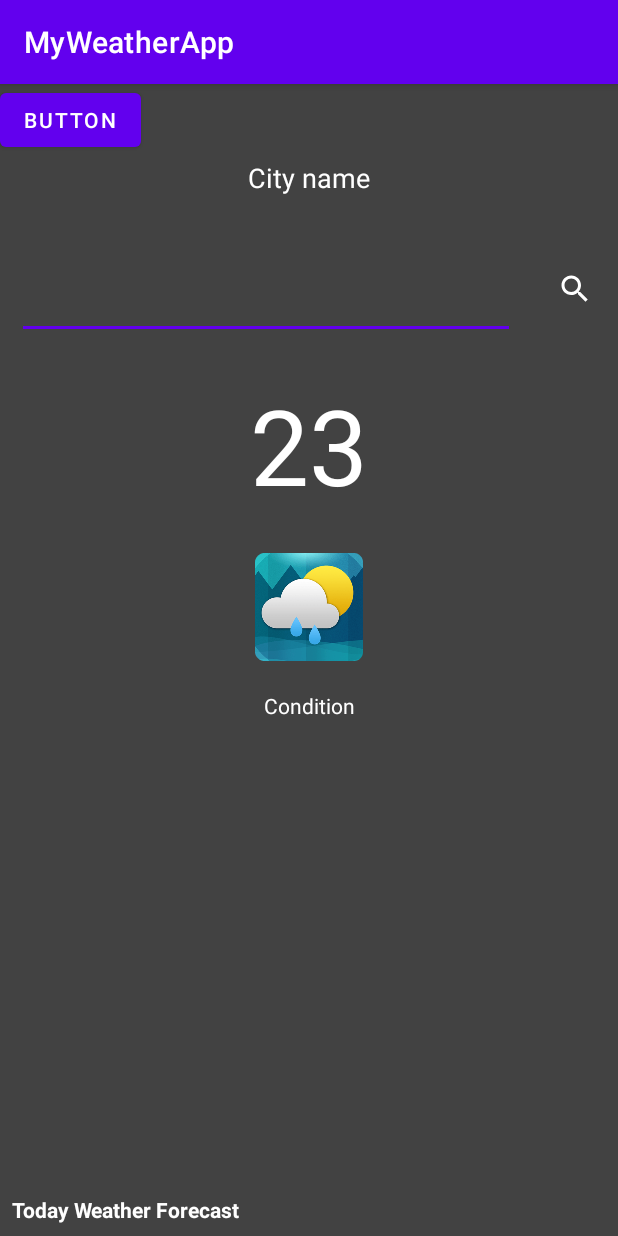
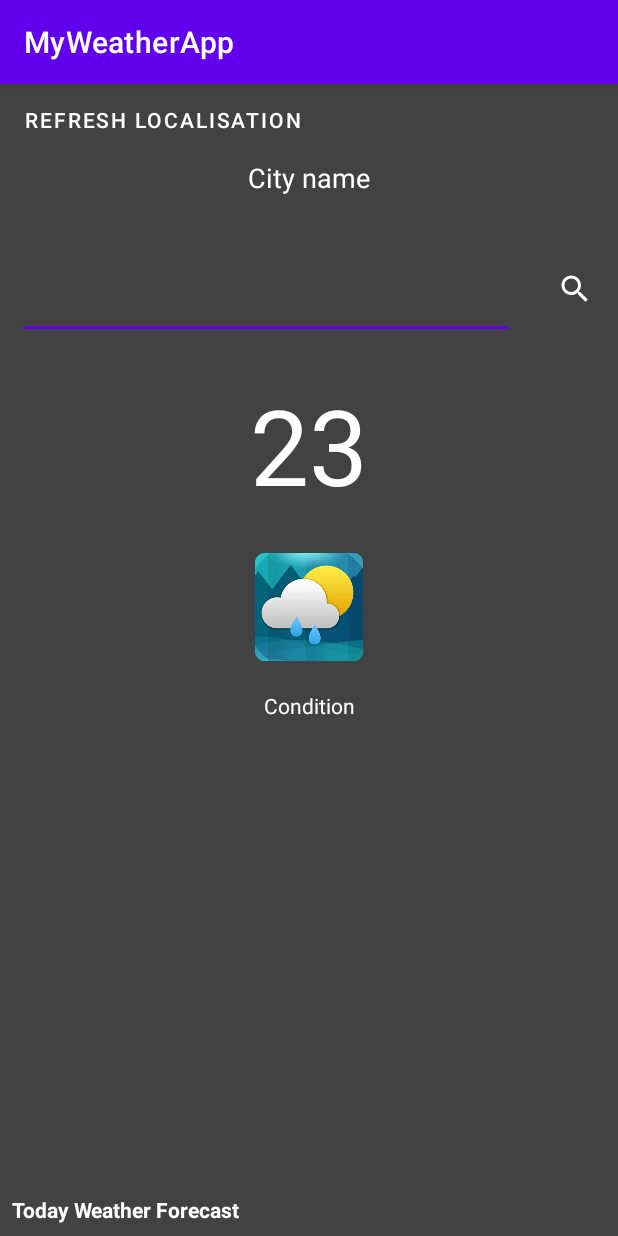
Before and after one commit to DimitriRomano/WidgetMeteo, an Android app: the screen it shows after launch (MainActivity), on a phone screen of 412 x 824 dp. Run offline under Robolectric (Android 15) with nearby library versions, the phone set to English and light mode, and no system bars; our stand-ins replace Picasso, Volley; pictures from the network do not load.

Commit message:
activity and localisation ( check if button localisation is open )

```diff
--- a/app/build.gradle
+++ b/app/build.gradle
@@ -39,6 +39,7 @@ dependencies {
     implementation 'androidx.constraintlayout:constraintlayout:2.1.2'
     implementation 'androidx.navigation:navigation-fragment:2.3.5'
     implementation 'androidx.navigation:navigation-ui:2.3.5'
+    implementation 'androidx.navigation:navigation-runtime:2.3.5'
     testImplementation 'junit:junit:4.+'
     androidTestImplementation 'androidx.test.ext:junit:1.1.3'
     androidTestImplementation 'androidx.test.espresso:espresso-core:3.4.0'
--- a/app/src/main/java/com/romano/dimitri/myweatherapp/MainActivity.java
+++ b/app/src/main/java/com/romano/dimitri/myweatherapp/MainActivity.java
@@ -6,17 +6,22 @@ import androidx.core.content.ContextCompat;
 
 
 import android.Manifest;
+import android.app.AlertDialog;
 import android.content.Context;
 import android.content.ContextWrapper;
+import android.content.DialogInterface;
+import android.content.Intent;
 import android.content.SharedPreferences;
 import android.content.pm.PackageManager;
 import android.graphics.Bitmap;
 import android.graphics.drawable.BitmapDrawable;
 import android.graphics.drawable.Drawable;
+import android.location.LocationManager;
 import android.net.ConnectivityManager;
 import android.os.Build;
 import android.os.Bundle;
 import android.os.Environment;
+import android.provider.Settings;
 import android.util.Log;
 import android.view.View;
 import android.view.Window;
@@ -51,7 +56,7 @@ import java.util.Locale;
 public class MainActivity extends AppCompatActivity {
     private ActivityMainBinding binding;
     private Context mContext;
-    private static final String TAG = "XDXD";
+    private static final String TAG = "MainActivity";
     private String mCityLocation;
     private ArrayList<WeatherRVModal> weatherRVModalArrayList;
     private WeatherRVAdapter weatherRVAdapter;
@@ -61,7 +66,6 @@ public class MainActivity extends AppCompatActivity {
     public static final String PREF = "PREFS_LOG";
     public static final String PREF_CITY = "PREFS_CITY";
 
-    public static final int PERMISSIONS_REQUEST = 0;
 
     @Override
     protected void onCreate(Bundle savedInstanceState) {
@@ -81,10 +85,22 @@ public class MainActivity extends AppCompatActivity {
         ApiLocalisation.getInstance().forceUpdate(this);
 
         binding.button.setOnClickListener(v -> {
-            ApiLocalisation.getInstance().forceUpdate(this);
+            if(this.CheckGpsStatus()){
+                ApiLocalisation.getInstance().forceUpdate(this);
+                ApiLocalisation.getInstance().onReceive("MainActivity", address -> {
+                    String newCity = address.getLocality();
+                    this.getWeatherInfo(newCity);
+                    Log.v(TAG, "[MA] City: " + address.getLocality());
+                    return true;
+                });
+            }else{
+                this.locationEnabled();
+            }
         });
 
         ApiLocalisation.getInstance().onReceive("MainActivity", address -> {
+            String newCity = address.getLocality();
+            this.getWeatherInfo(newCity);
             Log.v(TAG, "[MA] City: " + address.getLocality());
             return true;
         });
@@ -101,19 +117,11 @@ public class MainActivity extends AppCompatActivity {
         mPreferencesLog = this.mContext.getSharedPreferences(PREF, MODE_PRIVATE);
         mCityLocation = mPreferencesLog.getString(PREF_CITY, "Toulouse");
 
-
         //check internet connection
         if (!this.isInternetConnected(this.mContext)) {
             this.loadData();
         }
 
-        /*String currentTime = new SimpleDateFormat("HH:mm", Locale.getDefault()).format(new Date());
-        Log.d(TAG,currentTime);
-        if(currentTime < "05:00"){
-            Picasso.get().load("https://images.unsplash.com/photo-1435224654926-ecc9f7fa028c?ixlib=rb-1.2.1&ixid=MnwxMjA3fDB8MHxwaG90by1wYWdlfHx8fGVufDB8fHx8&auto=format&fit=crop&w=1887&q=80").into(binding.IVBack);
-        }else{
-            Picasso.get().load("https://images.unsplash.com/photo-1559628376-f3fe5f782a2e?ixlib=rb-1.2.1&ixid=MnwxMjA3fDB8MHxwaG90by1wYWdlfHx8fGVufDB8fHx8&auto=format&fit=crop&w=431&q=80").into(binding.IVBack);
-        }*/
         //look for cities feature
         binding.IVSearch.setOnClickListener(v -> {
             String city = binding.EdtCity.getText().toString();
@@ -126,6 +134,35 @@ public class MainActivity extends AppCompatActivity {
         });
 
 
+    }
+
+    //method to check if provider are enable on check localisation button
+    private void locationEnabled(){
+        boolean isEnable =this.CheckGpsStatus();
+
+        if (!isEnable) {
+            new AlertDialog.Builder(this )
+                    .setMessage( "GPS not Enable please turn on" )
+                    .setPositiveButton( "Settings" , new
+                            DialogInterface.OnClickListener() {
+                                @Override
+                                public void onClick (DialogInterface paramDialogInterface , int paramInt) {
+                                    startActivity( new Intent(Settings.ACTION_LOCATION_SOURCE_SETTINGS )) ;
+                                }
+                            })
+                    .setNegativeButton( "Cancel" , null )
+                    .show() ;
+        }
+    }
+
+    //checkc is button is activate
+    public boolean CheckGpsStatus() {
+
+        LocationManager locationManager = (LocationManager) mContext.getSystemService(Context.LOCATION_SERVICE);
+
+        boolean GpsStatus = locationManager.isProviderEnabled(LocationManager.GPS_PROVIDER);
+
+        return GpsStatus;
     }
 
     //api fetch meteo
@@ -157,6 +194,7 @@ public class MainActivity extends AppCompatActivity {
                     db.addCity(cityName, temperature, condition, icon);
                 }
                 mPreferencesLog.edit().putString(PREF_CITY, cityName).commit();
+                mCityLocation = cityName;
 
 
                 //TODO change background if day or night with picasso
@@ -196,7 +234,9 @@ public class MainActivity extends AppCompatActivity {
     @Override
     protected void onResume() {
         super.onResume();
-        if (mCityLocation != null) {
+        if(this.CheckGpsStatus()){
+            ApiLocalisation.getInstance().forceUpdate(this);
+        }else{
             getWeatherInfo(mCityLocation);
         }
         if (this.isInternetConnected(mContext) == false) {
--- a/app/src/main/res/layout/activity_main.xml
+++ b/app/src/main/res/layout/activity_main.xml
@@ -142,8 +142,9 @@
             android:id="@+id/button"
             android:layout_width="wrap_content"
             android:layout_height="wrap_content"
-            android:text="Button" />
-
+            android:background="@android:color/transparent"
+            android:textColor="@color/white"
+            android:text="Refresh localisation"/>
 
     </RelativeLayout>
 
```
